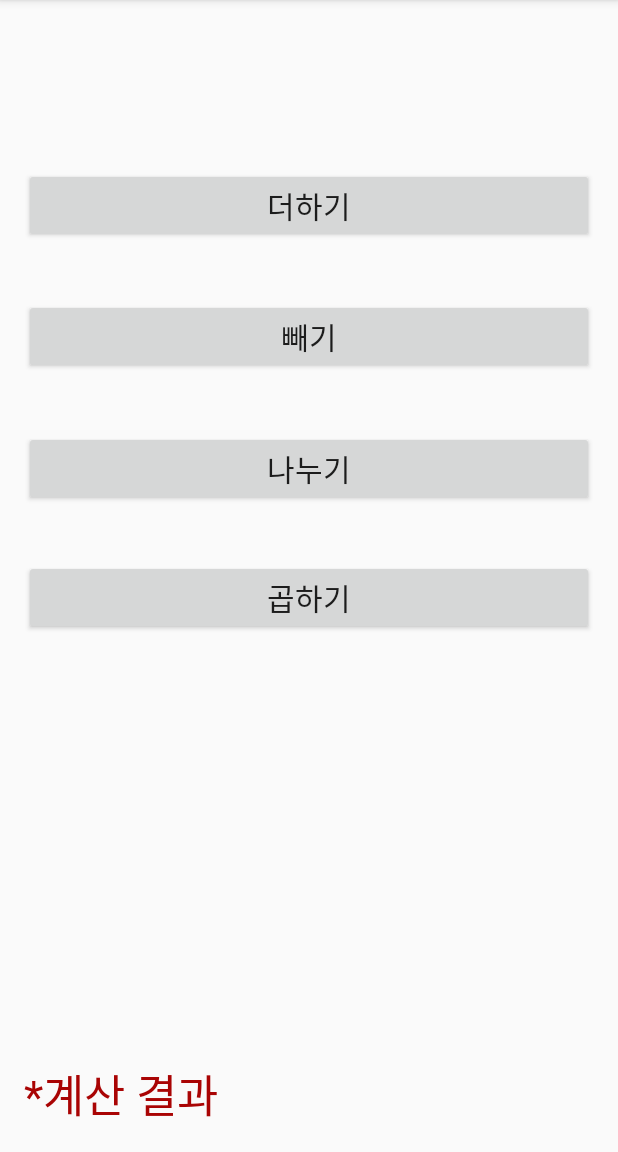
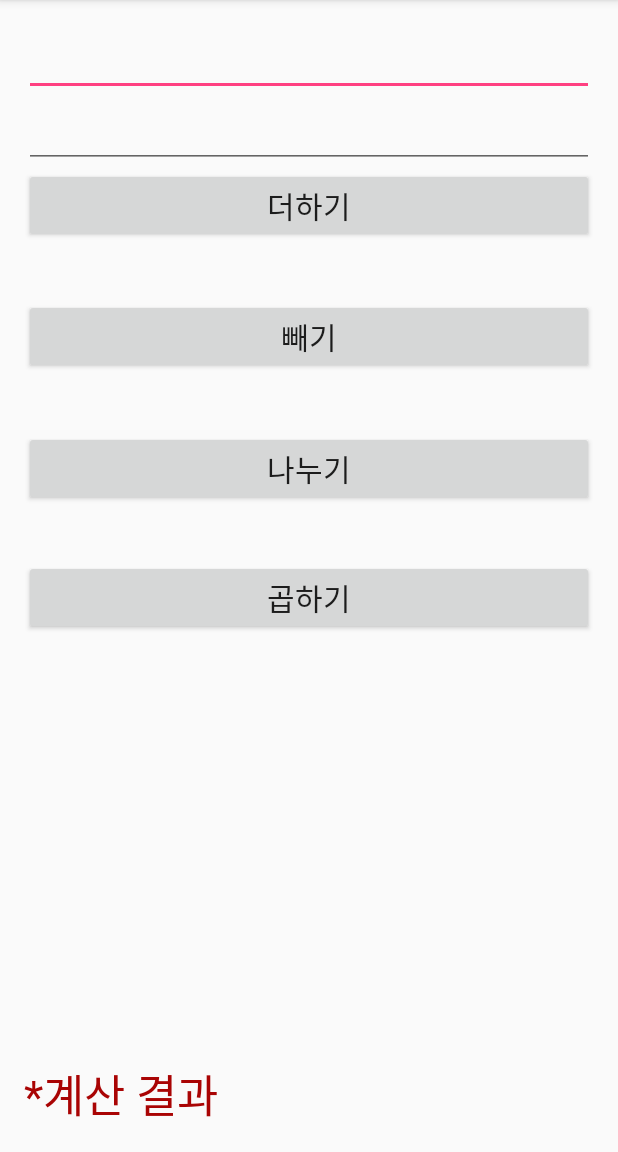
Before and after one commit to HyeongEunHam/calculator, an Android app: the screen it shows after launch (MainActivity), on a phone screen of 412 x 824 dp, the part 84-1236 px from its top. Run offline under Robolectric (Android 15) with nearby library versions, the phone set to English and light mode, and no system bars.

Commit message:
#2 Edit MainActivity

```diff
--- a/app/src/main/java/kr/hs/e_mirim/hhe000/calculator/MainActivity.java
+++ b/app/src/main/java/kr/hs/e_mirim/hhe000/calculator/MainActivity.java
@@ -2,12 +2,55 @@ package kr.hs.e_mirim.hhe000.calculator;
 
 import android.support.v7.app.AppCompatActivity;
 import android.os.Bundle;
+import android.view.View;
+import android.widget.Button;
+import android.widget.EditText;
+import android.widget.TextView;
 
-public class MainActivity extends AppCompatActivity {
-
+public class MainActivity extends AppCompatActivity implements View.OnClickListener{
+    Button butPlus, butMinus, butDivide, butMultiply;
+    EditText editNum1, editNum2;
+    TextView textResult;
     @Override
     protected void onCreate(Bundle savedInstanceState) {
         super.onCreate(savedInstanceState);
         setContentView(R.layout.activity_main);
+        butPlus=(Button)findViewById(R.id.but_plus);
+        butMinus=(Button)findViewById(R.id.but_minus);
+        butDivide=(Button)findViewById(R.id.but_divide);
+        butMultiply=(Button)findViewById(R.id.but_multiply);
+        editNum1=(EditText)findViewById(R.id.edit_num1);
+        editNum2=(EditText)findViewById(R.id.edit_num2);
+        textResult=(TextView)findViewById(R.id.text_result);
+        butPlus.setOnClickListener(this);
+        butMinus.setOnClickListener(this);
+        butDivide.setOnClickListener(this);
+        butMultiply.setOnClickListener(this);
+
+    }
+
+    @Override
+    public void onClick(View v) {
+    //2개의 EditText에 입력된 값을 반환받는다.
+        String num1Str=editNum1.getText().toString(); //강제형변환도갠찮음
+        String num2Str=editNum2.getText().toString();
+        int num1=Integer.parseInt(num1Str);
+        int num2=Integer.parseInt(num2Str);
+        double result=0;
+        switch (v.getId()){
+            case R.id.but_plus:
+                result=num1+num2;
+                break;
+            case R.id.but_minus:
+                result=num1-num2;
+                break;
+            case R.id.but_divide:
+                result=(double)num1/num2;
+                break;
+            case R.id.but_multiply:
+                result=num1*num2;
+                break;
+        }
+        textResult.setText("* 계산 결과: "+result);
     }
 }
--- a/app/src/main/res/layout/activity_main.xml
+++ b/app/src/main/res/layout/activity_main.xml
@@ -13,12 +13,12 @@
         android:layout_width="wrap_content"
         android:layout_height="wrap_content"
         android:id="@+id/edit_num1"
-        android:layout_alignParentTop="true"
         android:layout_alignParentLeft="true"
         android:layout_alignParentStart="true"
         android:textSize="20sp"
-        android:layout_toLeftOf="@+id/textView"
-        android:layout_toStartOf="@+id/textView" />
+        android:layout_alignParentTop="true"
+        android:layout_alignParentRight="true"
+        android:layout_alignParentEnd="true" />
 
     <EditText
         android:layout_width="wrap_content"
@@ -78,10 +78,11 @@
         android:layout_width="match_parent"
         android:layout_height="wrap_content"
         android:text="@string/str_result"
-        android:id="@+id/textView"
+        android:id="@+id/text_result"
+        android:textSize="30sp"
+        android:textColor="#a90404"
         android:layout_alignParentBottom="true"
-        android:layout_centerHorizontal="true"
-        android:textSize="30sp"
-        android:textColor="#a90404" />
+        android:layout_alignParentLeft="true"
+        android:layout_alignParentStart="true" />
 
 </RelativeLayout>
```
